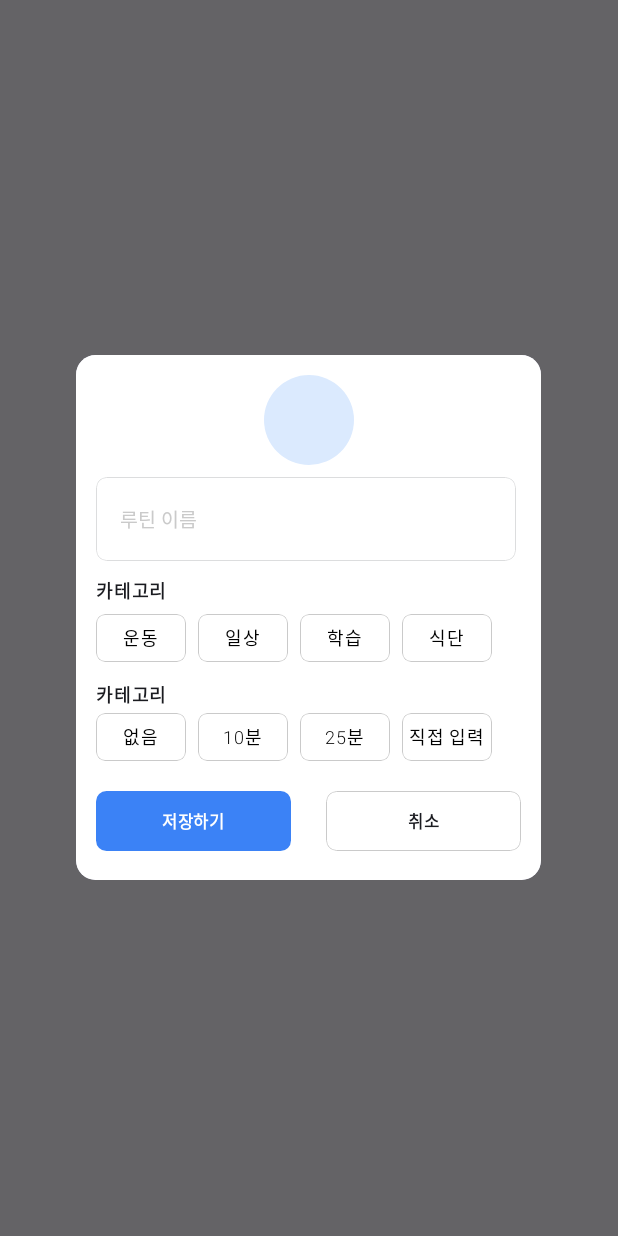
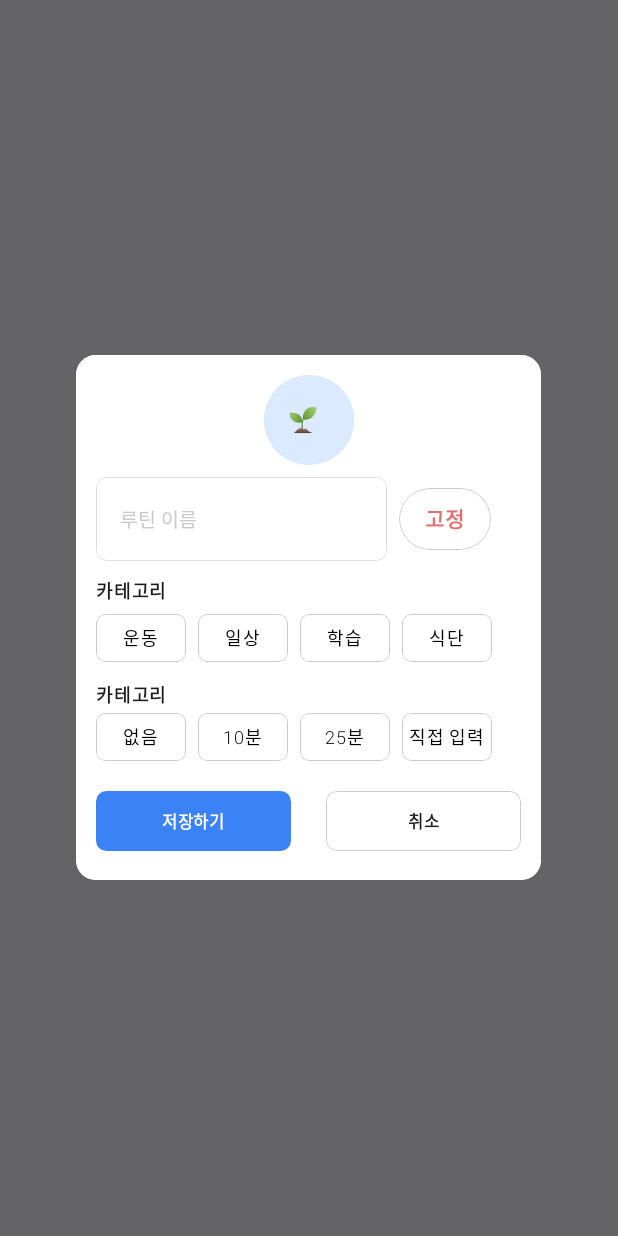
Before and after one commit to hyungyu-02/DopamineMarketAndroid, an Android app built with Jetpack Compose: the composable AddRoutineComponent shown on its own in the app's theme, on a phone screen of 412 x 824 dp. Run offline under Robolectric (Android 15) with nearby library versions, the phone set to English and light mode, and no system bars; Roboto replaces fonts that are not available here; 1 statement that could not run was skipped.

Commit message:
Modal 고치기

```diff
--- /dev/null
+++ b/app/src/main/java/com/myteam/hackathonapp/presentation/routines/component/AddRoutineButton.kt
@@ -0,0 +1,49 @@
+package com.myteam.hackathonapp.presentation.routines.component
+
+import androidx.compose.foundation.border
+import androidx.compose.foundation.clickable
+import androidx.compose.foundation.layout.Box
+import androidx.compose.foundation.layout.size
+import androidx.compose.foundation.shape.RoundedCornerShape
+import androidx.compose.material3.Text
+import androidx.compose.runtime.Composable
+import androidx.compose.runtime.getValue
+import androidx.compose.runtime.mutableStateOf
+import androidx.compose.runtime.remember
+import androidx.compose.runtime.setValue
+import androidx.compose.ui.Alignment
+import androidx.compose.ui.Modifier
+import androidx.compose.ui.draw.clip
+import androidx.compose.ui.graphics.Color
+import androidx.compose.ui.text.font.FontWeight
+import androidx.compose.ui.unit.dp
+import androidx.compose.ui.unit.sp
+
+@Composable
+fun AddRoutineButton(
+    modifier: Modifier = Modifier
+) {
+    var clicked by remember { mutableStateOf(false) }
+    var button_name = if(clicked){
+        "데일리"
+    } else "고정"
+    Box(
+        modifier = Modifier
+            .clickable(
+                onClick = {
+                    clicked = !clicked
+                }
+            )
+            .size(61.dp, 41.dp)
+            .clip(RoundedCornerShape(25.dp))
+            .border(width = 0.5.dp, color = Color(0xFFCACACA), shape = RoundedCornerShape(size = 25.dp)),
+        contentAlignment = Alignment.Center
+    ){
+        Text(
+            text = button_name,
+            fontSize = 14.sp,
+            fontWeight = FontWeight(600),
+            color = if(clicked) Color(0xCC40C740) else Color(0xCCDD4A4A)
+        )
+    }
+}
--- a/app/src/main/java/com/myteam/hackathonapp/presentation/routines/component/AddRoutineComponent.kt
+++ b/app/src/main/java/com/myteam/hackathonapp/presentation/routines/component/AddRoutineComponent.kt
@@ -10,6 +10,7 @@ import androidx.compose.foundation.layout.Row
 import androidx.compose.foundation.layout.fillMaxWidth
 import androidx.compose.foundation.layout.padding
 import androidx.compose.foundation.layout.size
+import androidx.compose.foundation.layout.width
 import androidx.compose.foundation.shape.RoundedCornerShape
 import androidx.compose.material3.Button
 import androidx.compose.material3.ButtonDefaults
@@ -43,6 +44,7 @@ fun AddRoutineComponent(
     modifier: Modifier = Modifier,
     onDismiss: () -> Unit
     ) {
+    var button_type = "데일리"
     var routine_name by remember { mutableStateOf("") }
     var emoji by remember { mutableStateOf("") }
     Dialog(onDismissRequest = onDismiss) {
@@ -74,13 +76,11 @@ fun AddRoutineComponent(
                             contentAlignment = Alignment.Center
                         ) {
                             OutlinedTextField(
-                                modifier = Modifier
-                                    .size(44.dp,42.dp),
                                 value = emoji,
                                 onValueChange = {emoji = it},
                                 placeholder = {
                                     Text(
-                                        text = ""
+                                        text = "\uD83C\uDF31"
                                     )
                                 },
                                 colors = TextFieldDefaults.colors(
@@ -98,12 +98,15 @@ fun AddRoutineComponent(
                     }
                     Row(
                         modifier = Modifier
-                            .fillMaxWidth()
+                            .fillMaxWidth(),
+                        verticalAlignment = Alignment.CenterVertically,
+                        horizontalArrangement = Arrangement.spacedBy(8.dp)
                     ) {
                         OutlinedTextField(
                             value = routine_name,
                             onValueChange = {routine_name = it},
                             modifier = Modifier
+                                .width(194.dp)
                                 .padding(top = 8.dp, bottom = 8.dp)
                                 .clip(RoundedCornerShape(7.dp))
                                 .border(0.5.dp, color = Color(0xFFDCDDDE), shape = RoundedCornerShape(7.dp)),
@@ -125,11 +128,7 @@ fun AddRoutineComponent(
                             ),
                             singleLine = true
                         )
-                        Box(
-                            modifier = Modifier
-                        ){
-
-                        }
+                        AddRoutineButton()
                     }
                     Text(
                         text = "카테고리",
```
